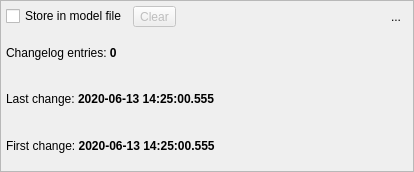
Old version of the form libs/libgui/ui/widgets/changelogwidget.ui in the repository pgmodeler/pgmodeler.
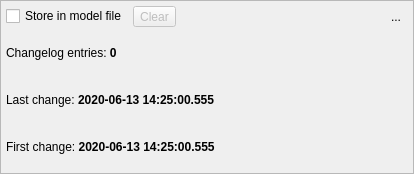
New version of the form. Icons and pictures are not drawn.

What changed in the file:
```diff
--- a/libs/libgui/ui/widgets/changelogwidget.ui
+++ b/libs/libgui/ui/widgets/changelogwidget.ui
@@ -7,7 +7,7 @@
     <x>0</x>
     <y>0</y>
     <width>414</width>
-    <height>172</height>
+    <height>174</height>
    </rect>
   </property>
   <property name="minimumSize">
```
Left out of the diff: 2 changed lines with no effect on the pictures.
